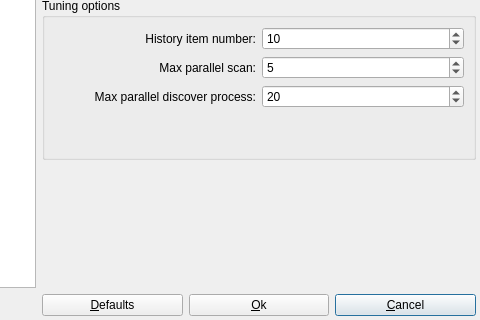
The window that src/app/ui/preferencesdialog.ui (nmapsi4/nmapsi4) describes before a commit, drawn with Qt 5; both pictures show x 98 to 578 and y 161 to 481 of the 578 by 481 pixel window.
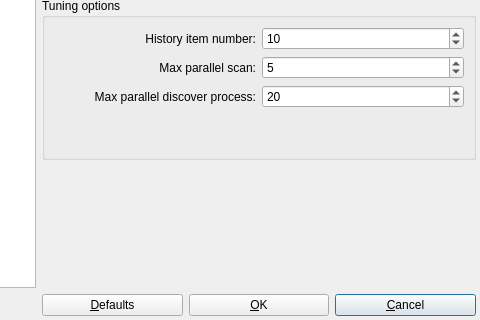
The same window after the commit. Icons and pictures are not drawn.

Commit message: update dialogs "accept" string.

```diff
--- a/src/app/ui/preferencesdialog.ui
+++ b/src/app/ui/preferencesdialog.ui
@@ -135,7 +135,7 @@
    <item row="2" column="2">
     <widget class="QPushButton" name="buttonSave">
      <property name="text">
-      <string>&amp;Ok</string>
+      <string>&amp;OK</string>
      </property>
      <property name="icon">
       <iconset resource="../../images.qrc">
```
The commit also changes 4 other files.
